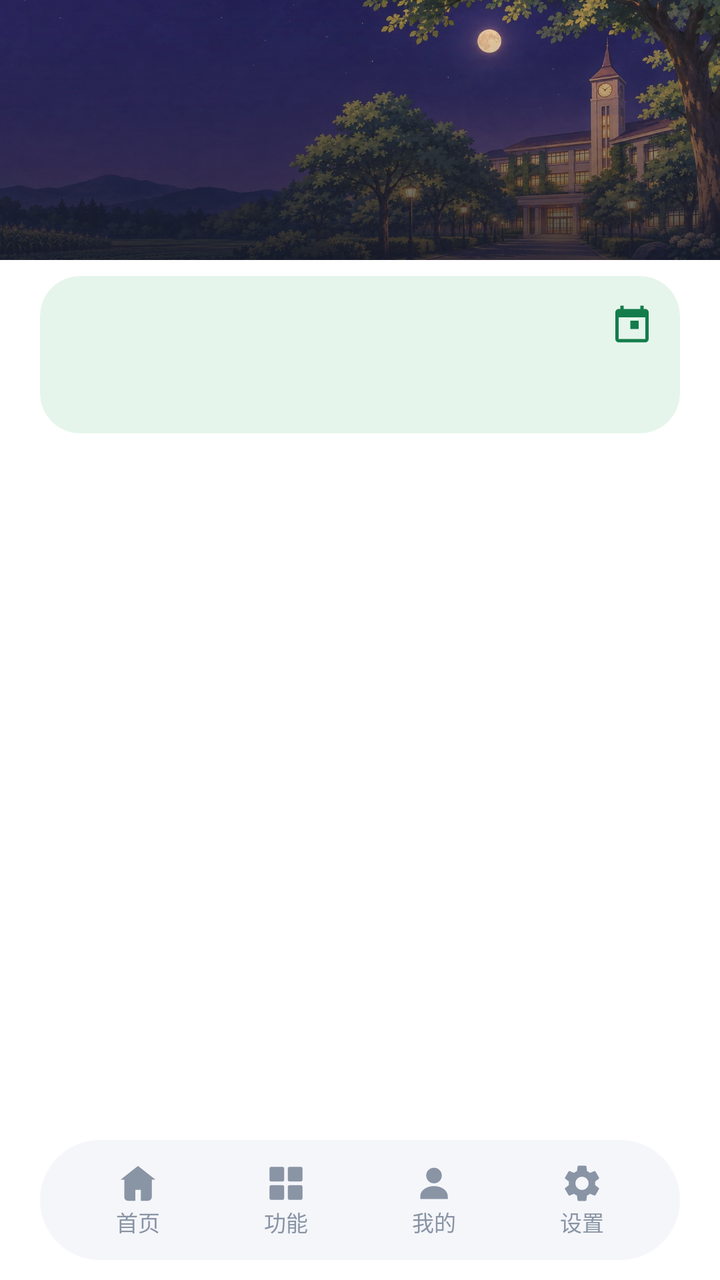
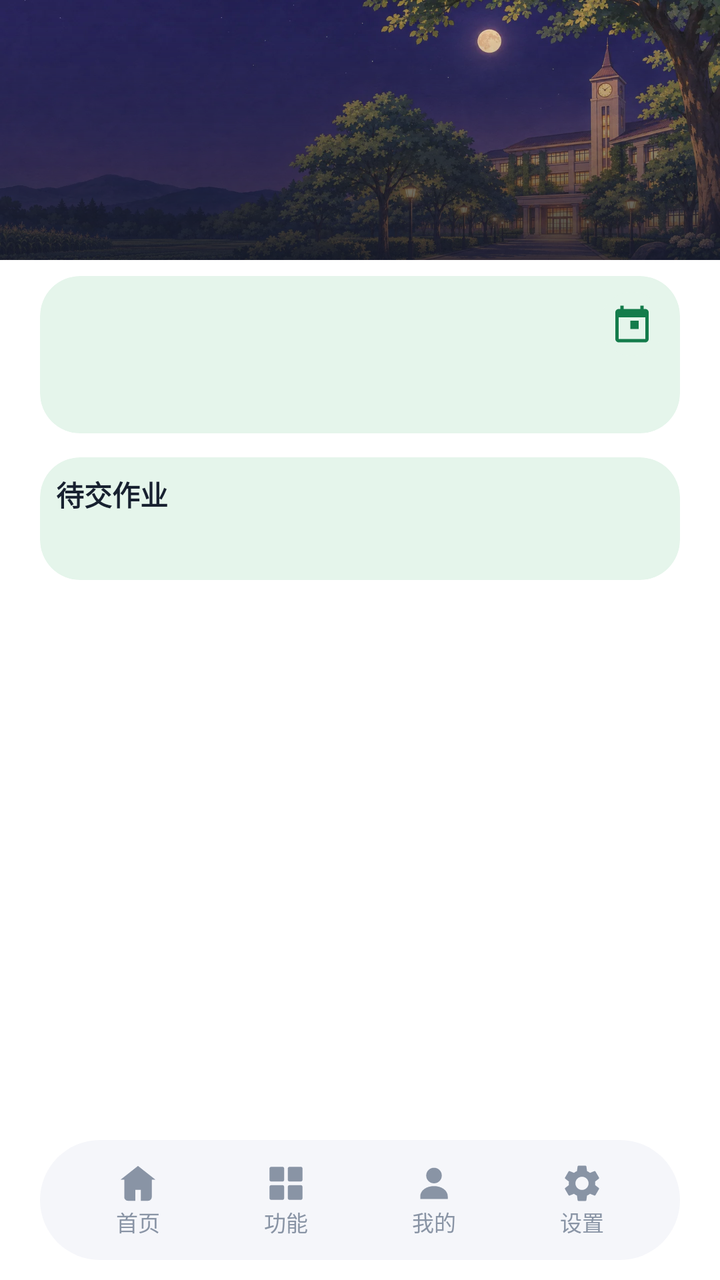

Compare the two renders of this Android layout. The source of the first and the diff that turns it into the second are given below.
<!-- AndroidManifest.xml: activity theme Theme.RouteWorkshop.Home -->
<!-- res/layout/activity_main.xml -->
<?xml version="1.0" encoding="utf-8"?>
<LinearLayout
    xmlns:android="http://schemas.android.com/apk/res/android"
    xmlns:app="http://schemas.android.com/apk/res-auto"
    android:layout_width="match_parent"
    android:layout_height="match_parent"
    android:orientation="vertical"
    android:background="@color/fm_surface">
    <ScrollView
        android:id="@+id/homeScroll"
        android:layout_width="match_parent"
        android:layout_height="0dp"
        android:layout_weight="1"
        android:fillViewport="true"
        android:clipToPadding="false">
        <LinearLayout
            android:id="@+id/homeContent"
            android:layout_width="match_parent"
            android:layout_height="wrap_content"
            android:orientation="vertical">
            
            <FrameLayout
                android:layout_width="match_parent"
                android:layout_height="130dp">
                <ImageView
                    android:id="@+id/imageHomeHero"
                    android:layout_width="match_parent"
                    android:layout_height="match_parent"
                    android:scaleType="centerCrop"
                    android:contentDescription="@string/home_hero_description"
                    android:src="@drawable/home_hero_night" />
                <View
                    android:id="@+id/viewHomeScrim"
                    android:layout_width="match_parent"
                    android:layout_height="match_parent"
                    android:background="@drawable/bg_home_hero_scrim_dark" />
                <LinearLayout
                    android:layout_width="match_parent"
                    android:layout_height="wrap_content"
                    android:layout_gravity="bottom"
                    android:orientation="vertical"
                    android:paddingHorizontal="@dimen/space_4xl"
                    android:paddingBottom="@dimen/space_lg">
                    <TextView
                        android:id="@+id/textHomeGreeting"
                        android:layout_width="match_parent"
                        android:layout_height="wrap_content"
                        android:textColor="@color/fm_hero_on_dark"
                        android:textSize="@dimen/text_hero"
                        android:textStyle="bold"
                        android:maxLines="1"
                        android:ellipsize="end" />
                    <TextView
                        android:id="@+id/textHomeGreetingSub"
                        android:layout_width="match_parent"
                        android:layout_height="wrap_content"
                        android:layout_marginTop="@dimen/space_hair"
                        android:textColor="@color/fm_hero_on_dark_sub"
                        android:textSize="@dimen/text_label"
                        android:maxLines="1"
                        android:ellipsize="end" />
                </LinearLayout>
            </FrameLayout>
            <LinearLayout
                android:layout_width="match_parent"
                android:layout_height="wrap_content"
                android:orientation="vertical"
                android:paddingHorizontal="@dimen/space_4xl"
                android:paddingBottom="@dimen/space_md">
                <com.google.android.material.card.MaterialCardView
                    android:id="@+id/cardHomeAgenda"
                    android:layout_width="match_parent"
                    android:layout_height="wrap_content"
                    android:layout_marginTop="@dimen/space_md"
                    app:cardBackgroundColor="@color/fm_surface_alt"
                    app:cardCornerRadius="@dimen/radius_sheet"
                    app:cardElevation="0dp"
                    app:strokeWidth="0dp">
                    <LinearLayout
                        android:layout_width="match_parent"
                        android:layout_height="wrap_content"
                        android:orientation="vertical"
                        android:padding="@dimen/space_md">
                        <LinearLayout
                            android:layout_width="match_parent"
                            android:layout_height="wrap_content"
                            android:gravity="center_vertical"
                            android:orientation="horizontal">
                            <TextView
                                android:id="@+id/textHomeDate"
                                android:layout_width="0dp"
                                android:layout_height="wrap_content"
                                android:layout_weight="1"
                                android:textColor="@color/fm_text"
                                android:textSize="@dimen/text_title"
                                android:textStyle="bold" />
                            <ImageView
                                android:id="@+id/buttonHomeCalendar"
                                android:layout_width="@dimen/icon_home"
                                android:layout_height="@dimen/icon_home"
                                android:background="@drawable/bg_campus_entry_icon"
                                android:padding="@dimen/space_sm"
                                android:clickable="true"
                                android:focusable="true"
                                android:src="@drawable/ic_study_calendar"
                                android:contentDescription="@string/fm_timetable"
                                app:tint="@color/fm_link" />
                        </LinearLayout>
                        <LinearLayout
                            android:id="@+id/weekStrip"
                            android:layout_width="match_parent"
                            android:layout_height="wrap_content"
                            android:layout_marginTop="@dimen/space_xs"
                            android:orientation="horizontal" />
                        <LinearLayout
                            android:id="@+id/agendaList"
                            android:layout_width="match_parent"
                            android:layout_height="wrap_content"
                            android:layout_marginTop="@dimen/space_md"
                            android:orientation="vertical" />
                        <LinearLayout
                            android:id="@+id/agendaEmpty"
                            android:layout_width="match_parent"
                            android:layout_height="wrap_content"
                            android:layout_marginTop="@dimen/space_sm"
                            android:gravity="center_vertical"
                            android:orientation="horizontal"
                            android:visibility="gone">
                            <TextView
                                android:id="@+id/textHomeEmptyTitle"
                                android:layout_width="0dp"
                                android:layout_height="wrap_content"
                                android:layout_weight="1"
                                android:textColor="@color/fm_text"
                                android:textSize="@dimen/text_meta"
                                android:maxLines="1"
                                android:ellipsize="end" />
                            <TextView
                                android:id="@+id/buttonHomeBind"
                                android:layout_width="wrap_content"
                                android:layout_height="wrap_content"
                                android:layout_marginStart="@dimen/space_md"
                                android:background="@drawable/bg_home_pill"
                                android:clickable="true"
                                android:focusable="true"
                                android:paddingHorizontal="@dimen/space_xl"
                                android:paddingVertical="@dimen/space_sm"
                                android:text="@string/home_bind_action"
                                android:textColor="@color/fm_surface"
                                android:textSize="@dimen/text_caption"
                                android:textStyle="bold" />
                        </LinearLayout>
                        <TextView
                            android:id="@+id/textHomeAgendaCount"
                            android:layout_width="match_parent"
                            android:layout_height="wrap_content"
                            android:layout_marginTop="@dimen/space_xs"
                            android:textColor="@color/fm_text_secondary"
                            android:textSize="@dimen/text_caption" />
                    </LinearLayout>
                </com.google.android.material.card.MaterialCardView>
<com.google.android.material.card.MaterialCardView
                    android:id="@+id/cardHomework"
                    android:layout_width="match_parent"
                    android:layout_height="wrap_content"
                    android:layout_marginTop="@dimen/space_xl"
                    android:visibility="gone"
                    app:cardBackgroundColor="@color/fm_surface_alt"
                    app:cardCornerRadius="@dimen/radius_sheet"
                    app:cardElevation="0dp"
                    app:strokeWidth="0dp">
                    <LinearLayout
                        android:layout_width="match_parent"
                        android:layout_height="wrap_content"
                        android:orientation="vertical"
                        android:padding="@dimen/space_md">
                        <TextView
                            android:layout_width="match_parent"
                            android:layout_height="wrap_content"
                            android:text="@string/home_homework_section"
                            android:textColor="@color/fm_text"
                            android:textSize="@dimen/text_body"
                            android:textStyle="bold" />
                        <LinearLayout
                            android:id="@+id/homeworkList"
                            android:layout_width="match_parent"
                            android:layout_height="wrap_content"
                            android:layout_marginTop="@dimen/space_sm"
                            android:orientation="vertical" />
                        <TextView
                            android:id="@+id/textHomeworkFoot"
                            android:layout_width="match_parent"
                            android:layout_height="wrap_content"
                            android:layout_marginTop="@dimen/space_xs"
                            android:textColor="@color/fm_text_secondary"
                            android:textSize="@dimen/text_caption" />
                    </LinearLayout>
                </com.google.android.material.card.MaterialCardView>
            </LinearLayout>
        </LinearLayout>
    </ScrollView>
    <include
        android:id="@+id/bottomNav"
        layout="@layout/view_bottom_nav" />
</LinearLayout>
<!-- res/layout/view_bottom_nav.xml (included above) -->
<?xml version="1.0" encoding="utf-8"?>
<LinearLayout
    xmlns:android="http://schemas.android.com/apk/res/android"
    xmlns:app="http://schemas.android.com/apk/res-auto"
    android:layout_width="match_parent"
    android:layout_height="60dp"
    android:layout_marginHorizontal="@dimen/space_4xl"
    android:layout_marginBottom="@dimen/space_lg"
    android:paddingHorizontal="@dimen/space_xl"
    android:background="@drawable/bg_fm_nav"
    android:gravity="center_vertical"
    android:orientation="horizontal">
    <LinearLayout
        android:id="@+id/navHome"
        android:layout_width="0dp"
        android:layout_height="match_parent"
        android:layout_weight="1"
        android:clickable="true"
        android:focusable="true"
        android:gravity="center"
        android:orientation="vertical">
        <ImageView
            android:id="@+id/iconNavHome"
            android:layout_width="22dp"
            android:layout_height="22dp"
            android:src="@drawable/ic_fm_home"
            android:contentDescription="@null"
            app:tint="@color/fm_nav_idle" />
        <TextView
            android:id="@+id/textNavHome"
            android:layout_width="wrap_content"
            android:layout_height="wrap_content"
            android:text="@string/fm_home"
            android:textColor="@color/fm_nav_idle"
            android:textSize="@dimen/text_caption" />
    </LinearLayout>
    <LinearLayout
        android:id="@+id/navFunctions"
        android:layout_width="0dp"
        android:layout_height="match_parent"
        android:layout_weight="1"
        android:clickable="true"
        android:focusable="true"
        android:gravity="center"
        android:orientation="vertical">
        <ImageView
            android:id="@+id/iconNavFunctions"
            android:layout_width="22dp"
            android:layout_height="22dp"
            android:src="@drawable/ic_fm_functions"
            android:contentDescription="@null"
            app:tint="@color/fm_nav_idle" />
        <TextView
            android:id="@+id/textNavFunctions"
            android:layout_width="wrap_content"
            android:layout_height="wrap_content"
            android:text="@string/fm_functions"
            android:textColor="@color/fm_nav_idle"
            android:textSize="@dimen/text_caption" />
    </LinearLayout>
    <LinearLayout
        android:id="@+id/navProfile"
        android:layout_width="0dp"
        android:layout_height="match_parent"
        android:layout_weight="1"
        android:clickable="true"
        android:focusable="true"
        android:gravity="center"
        android:orientation="vertical">
        <ImageView
            android:id="@+id/iconNavProfile"
            android:layout_width="22dp"
            android:layout_height="22dp"
            android:src="@drawable/ic_fm_profile"
            android:contentDescription="@null"
            app:tint="@color/fm_nav_idle" />
        <TextView
            android:id="@+id/textNavProfile"
            android:layout_width="wrap_content"
            android:layout_height="wrap_content"
            android:text="@string/fm_profile"
            android:textColor="@color/fm_nav_idle"
            android:textSize="@dimen/text_caption" />
    </LinearLayout>
    <LinearLayout
        android:id="@+id/navSettings"
        android:layout_width="0dp"
        android:layout_height="match_parent"
        android:layout_weight="1"
        android:clickable="true"
        android:focusable="true"
        android:gravity="center"
        android:orientation="vertical">
        <ImageView
            android:id="@+id/iconNavSettings"
            android:layout_width="22dp"
            android:layout_height="22dp"
            android:src="@drawable/ic_campus_settings"
            android:contentDescription="@null"
            app:tint="@color/fm_nav_idle" />
        <TextView
            android:id="@+id/textNavSettings"
            android:layout_width="wrap_content"
            android:layout_height="wrap_content"
            android:text="@string/home_app_settings_title"
            android:textColor="@color/fm_nav_idle"
            android:textSize="@dimen/text_caption" />
    </LinearLayout>
</LinearLayout>
<!-- resources referenced by this layout -->
<resources>
  <color name="fm_hero_on_dark">#F2F5FA</color>
  <color name="fm_hero_on_dark_sub">#C6CEDC</color>
  <color name="fm_link">#147C4B</color>
  <color name="fm_nav_idle">#8994A5</color>
  <color name="fm_surface">#FFFFFF</color>
  <color name="fm_surface_alt">#E5F5EB</color>
  <color name="fm_text">#182130</color>
  <color name="fm_text_secondary">#66717F</color>
  <dimen name="icon_home">32dp</dimen>
  <dimen name="radius_sheet">20dp</dimen>
  <dimen name="space_4xl">20dp</dimen>
  <dimen name="space_hair">2dp</dimen>
  <dimen name="space_lg">10dp</dimen>
  <dimen name="space_md">8dp</dimen>
  <dimen name="space_sm">6dp</dimen>
  <dimen name="space_xl">12dp</dimen>
  <dimen name="space_xs">4dp</dimen>
  <dimen name="text_body">14sp</dimen>
  <dimen name="text_caption">11sp</dimen>
  <dimen name="text_hero">22sp</dimen>
  <dimen name="text_label">12sp</dimen>
  <dimen name="text_meta">13sp</dimen>
  <dimen name="text_title">16sp</dimen>
  <!-- drawable bg_campus_entry_icon (drawable) -->
  <?xml version="1.0" encoding="utf-8"?>
  <shape xmlns:android="http://schemas.android.com/apk/res/android"
      android:shape="oval">
      <solid android:color="@color/campus_mint_pale" />
  </shape>
  <!-- drawable bg_fm_nav (drawable) -->
  <?xml version="1.0" encoding="utf-8"?>
  <shape
      xmlns:android="http://schemas.android.com/apk/res/android">
      <solid
          android:color="@color/fm_nav" />
      <corners
          android:radius="99dp" />
  </shape>
  <!-- drawable bg_home_hero_scrim_dark (drawable) -->
  <?xml version="1.0" encoding="utf-8"?>
  <shape
      xmlns:android="http://schemas.android.com/apk/res/android">
      <gradient
          android:angle="270"
          android:startColor="#00121628"
          android:endColor="#D0121628" />
  </shape>
  <!-- drawable bg_home_pill (drawable) -->
  <?xml version="1.0" encoding="utf-8"?>
  <shape
      xmlns:android="http://schemas.android.com/apk/res/android">
      <solid
          android:color="@color/fm_link" />
      <corners
          android:radius="99dp" />
  </shape>
  <string name="fm_functions">功能</string>
  <string name="fm_home">首页</string>
  <string name="fm_profile">我的</string>
  <string name="fm_timetable">课程表</string>
  <string name="home_app_settings_title">设置</string>
  <string name="home_bind_action">去绑定</string>
  <string name="home_hero_description">校园插画</string>
  <string name="home_homework_section">待交作业</string>
  <style name="Theme.RouteWorkshop.Home" parent="Theme.RouteWorkshop" />
  <color name="campus_mint_pale">@color/fm_surface_alt</color>
  <color name="fm_nav">#F5F6FA</color>
  <color name="campus_mint_dark">@color/fm_link</color>
  <color name="fm_on_nav">#147C4B</color>
  <color name="fm_brand">#147C4B</color>
  <color name="fm_on_brand">#FFFFFF</color>
  <color name="fm_background">#F5F6FA</color>
  <color name="fm_border">#E1E6E5</color>
  <style name="Animation.Legion.Activity" parent="@android:style/Animation.Activity">
          <item name="android:activityOpenEnterAnimation">@anim/fm_fade_in</item>
          <item name="android:activityOpenExitAnimation">@anim/fm_hold</item>
          <item name="android:activityCloseEnterAnimation">@anim/fm_fade_in</item>
          <item name="android:activityCloseExitAnimation">@anim/fm_fade_out</item>
      </style>
  <style name="Widget.Legion.FinmoriButton" parent="Widget.Material3.Button"><item name="cornerRadius">16dp</item><item name="android:minHeight">48dp</item></style>
  <!-- unchanged entries left out for length: 7 -->
</resources>

<!-- the commit's change to res/layout/activity_main.xml (unified diff, before → after) -->
@@ -119,6 +119,16 @@
                             android:layout_marginTop="@dimen/space_md"
                             android:orientation="vertical" />
                         <LinearLayout
+                            android:id="@+id/agendaSkeleton"
+                            android:layout_width="match_parent"
+                            android:layout_height="wrap_content"
+                            android:layout_marginTop="@dimen/space_md"
+                            android:orientation="vertical"
+                            android:visibility="gone">
+                            <include layout="@layout/item_home_skeleton" />
+                            <include layout="@layout/item_home_skeleton" />
+                        </LinearLayout>
+                        <LinearLayout
                             android:id="@+id/agendaEmpty"
                             android:layout_width="match_parent"
                             android:layout_height="wrap_content"
@@ -136,7 +146,7 @@
                                 android:maxLines="1"
                                 android:ellipsize="end" />
                             <TextView
-                                android:id="@+id/buttonHomeBind"
+                                android:id="@+id/buttonHomeImport"
                                 android:layout_width="wrap_content"
                                 android:layout_height="wrap_content"
                                 android:layout_marginStart="@dimen/space_md"
@@ -145,7 +155,7 @@
                                 android:focusable="true"
                                 android:paddingHorizontal="@dimen/space_xl"
                                 android:paddingVertical="@dimen/space_sm"
-                                android:text="@string/home_bind_action"
+                                android:text="@string/home_agenda_import_action"
                                 android:textColor="@color/fm_surface"
                                 android:textSize="@dimen/text_caption"
                                 android:textStyle="bold" />
@@ -164,7 +174,6 @@
                     android:layout_width="match_parent"
                     android:layout_height="wrap_content"
                     android:layout_marginTop="@dimen/space_xl"
-                    android:visibility="gone"
                     app:cardBackgroundColor="@color/fm_surface_alt"
                     app:cardCornerRadius="@dimen/radius_sheet"
                     app:cardElevation="0dp"
@@ -182,11 +191,52 @@
                             android:textSize="@dimen/text_body"
                             android:textStyle="bold" />
                         <LinearLayout
+                            android:id="@+id/homeworkSkeleton"
+                            android:layout_width="match_parent"
+                            android:layout_height="wrap_content"
+                            android:layout_marginTop="@dimen/space_sm"
+                            android:orientation="vertical"
+                            android:visibility="gone">
+                            <include layout="@layout/item_home_skeleton" />
+                        </LinearLayout>
+                        <LinearLayout
                             android:id="@+id/homeworkList"
                             android:layout_width="match_parent"
                             android:layout_height="wrap_content"
                             android:layout_marginTop="@dimen/space_sm"
                             android:orientation="vertical" />
+                        <LinearLayout
+                            android:id="@+id/homeworkEmpty"
+                            android:layout_width="match_parent"
+                            android:layout_height="wrap_content"
+                            android:layout_marginTop="@dimen/space_sm"
+                            android:gravity="center_vertical"
+                            android:orientation="horizontal"
+                            android:visibility="gone">
+                            <TextView
+                                android:id="@+id/textHomeworkEmpty"
+                                android:layout_width="0dp"
+                                android:layout_height="wrap_content"
+                                android:layout_weight="1"
+                                android:textColor="@color/fm_text"
+                                android:textSize="@dimen/text_meta"
+                                android:maxLines="1"
+                                android:ellipsize="end" />
+                            <TextView
+                                android:id="@+id/buttonHomeworkEmpty"
+                                android:layout_width="wrap_content"
+                                android:layout_height="wrap_content"
+                                android:layout_marginStart="@dimen/space_md"
+                                android:background="@drawable/bg_home_pill"
+                                android:clickable="true"
+                                android:focusable="true"
+                                android:paddingHorizontal="@dimen/space_xl"
+                                android:paddingVertical="@dimen/space_sm"
+                                android:text="@string/home_homework_view_action"
+                                android:textColor="@color/fm_surface"
+                                android:textSize="@dimen/text_caption"
+                                android:textStyle="bold" />
+                        </LinearLayout>
                         <TextView
                             android:id="@+id/textHomeworkFoot"
                             android:layout_width="match_parent"
@@ -202,6 +252,32 @@
     <include
         android:id="@+id/bottomNav"
         layout="@layout/view_bottom_nav" />
+</LinearLayout>
+<!-- res/layout/item_home_skeleton.xml (included above) -->
+<?xml version="1.0" encoding="utf-8"?>
+<LinearLayout
+    xmlns:android="http://schemas.android.com/apk/res/android"
+    android:layout_width="match_parent"
+    android:layout_height="wrap_content"
+    android:importantForAccessibility="noHideDescendants"
+    android:orientation="horizontal"
+    android:paddingBottom="@dimen/space_sm">
+    <FrameLayout
+        android:layout_width="44dp"
+        android:layout_height="32dp">
+        <View
+            android:layout_width="24dp"
+            android:layout_height="8dp"
+            android:layout_gravity="end|top"
+            android:layout_marginTop="@dimen/space_xl"
+            android:background="@drawable/bg_home_skeleton" />
+    </FrameLayout>
+    <View
+        android:layout_width="0dp"
+        android:layout_height="32dp"
+        android:layout_marginStart="@dimen/space_md"
+        android:layout_weight="1"
+        android:background="@drawable/bg_home_skeleton" />
 </LinearLayout>
 <!-- res/layout/view_bottom_nav.xml (included above) -->
 <?xml version="1.0" encoding="utf-8"?>
<!-- resource entries referenced after the edit -->
@@ -56,17 +56,29 @@
       <corners
           android:radius="99dp" />
   </shape>
+  <!-- drawable bg_home_skeleton (drawable) -->
+  <?xml version="1.0" encoding="utf-8"?>
+  <shape
+      xmlns:android="http://schemas.android.com/apk/res/android">
+      <solid
+          android:color="@color/fm_skeleton" />
+      <corners
+          android:radius="@dimen/radius_control" />
+  </shape>
   <string name="fm_functions">功能</string>
   <string name="fm_home">首页</string>
   <string name="fm_profile">我的</string>
   <string name="fm_timetable">课程表</string>
+  <string name="home_agenda_import_action">去导入</string>
   <string name="home_app_settings_title">设置</string>
-  <string name="home_bind_action">去绑定</string>
   <string name="home_hero_description">校园插画</string>
   <string name="home_homework_section">待交作业</string>
+  <string name="home_homework_view_action">查看作业</string>
   <style name="Theme.RouteWorkshop.Home" parent="Theme.RouteWorkshop" />
   <color name="campus_mint_pale">@color/fm_surface_alt</color>
   <color name="fm_nav">#F5F6FA</color>
+  <color name="fm_skeleton">#24182130</color>
+  <dimen name="radius_control">12dp</dimen>
   <color name="campus_mint_dark">@color/fm_link</color>
   <color name="fm_on_nav">#147C4B</color>
   <color name="fm_brand">#147C4B</color>
